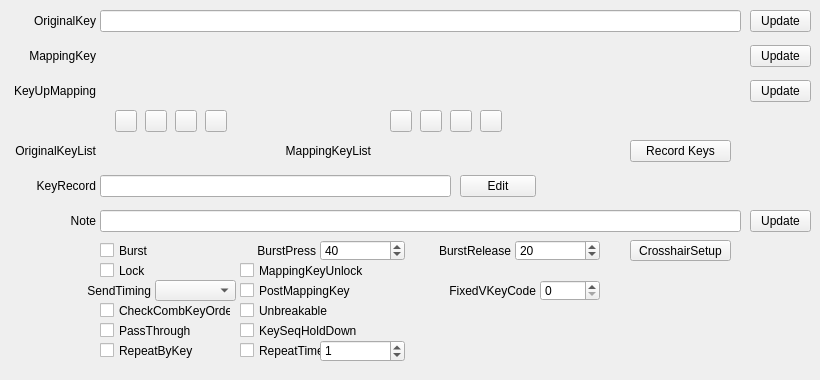
Above: QKeyMapper/qitemsetupdialog.ui from Zalafina/QKeyMapper before the change. Below: the same form after it.
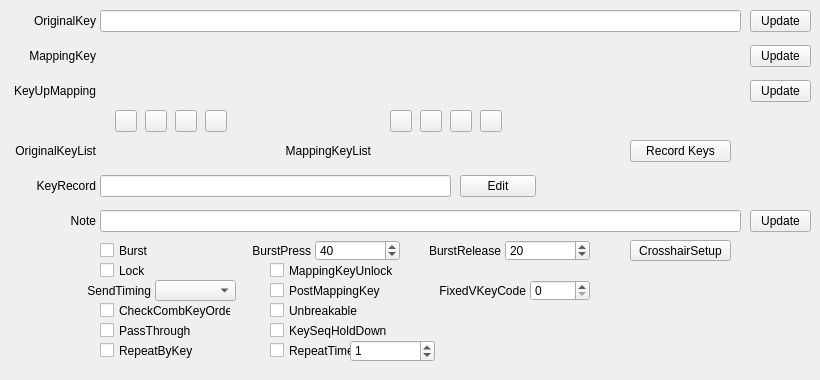
That is the form after the change.

The edit to the form file:
```diff
--- a/QKeyMapper/qitemsetupdialog.ui
+++ b/QKeyMapper/qitemsetupdialog.ui
@@ -91,7 +91,7 @@
   <widget class="QSpinBox" name="burstpressSpinBox">
    <property name="geometry">
     <rect>
-     <x>320</x>
+     <x>315</x>
      <y>240</y>
      <width>85</width>
      <height>21</height>
@@ -107,7 +107,7 @@
   <widget class="QLabel" name="burstpressLabel">
    <property name="geometry">
     <rect>
-     <x>235</x>
+     <x>230</x>
      <y>240</y>
      <width>81</width>
      <height>21</height>
@@ -125,7 +125,7 @@
     <rect>
      <x>410</x>
      <y>240</y>
-     <width>101</width>
+     <width>91</width>
      <height>21</height>
     </rect>
    </property>
@@ -139,7 +139,7 @@
   <widget class="QSpinBox" name="burstreleaseSpinBox">
    <property name="geometry">
     <rect>
-     <x>515</x>
+     <x>505</x>
      <y>240</y>
      <width>85</width>
      <height>21</height>
@@ -267,7 +267,7 @@
   <widget class="QCheckBox" name="keySeqHoldDownCheckBox">
    <property name="geometry">
     <rect>
-     <x>240</x>
+     <x>270</x>
      <y>320</y>
      <width>141</width>
      <height>21</height>
@@ -305,7 +305,7 @@
   <widget class="QCheckBox" name="repeatByTimesCheckBox">
    <property name="geometry">
     <rect>
-     <x>240</x>
+     <x>270</x>
      <y>340</y>
      <width>91</width>
      <height>21</height>
@@ -324,7 +324,7 @@
   <widget class="QSpinBox" name="repeatTimesSpinBox">
    <property name="geometry">
     <rect>
-     <x>320</x>
+     <x>350</x>
      <y>340</y>
      <width>85</width>
      <height>22</height>
@@ -385,7 +385,7 @@
   <widget class="QCheckBox" name="mappingKeyUnlockCheckBox">
    <property name="geometry">
     <rect>
-     <x>240</x>
+     <x>270</x>
      <y>260</y>
      <width>161</width>
      <height>21</height>
@@ -512,7 +512,7 @@
   <widget class="QCheckBox" name="unbreakableCheckBox">
    <property name="geometry">
     <rect>
-     <x>240</x>
+     <x>270</x>
      <y>300</y>
      <width>131</width>
      <height>21</height>
@@ -531,7 +531,7 @@
   <widget class="QCheckBox" name="postMappingKeyCheckBox">
    <property name="geometry">
     <rect>
-     <x>240</x>
+     <x>270</x>
      <y>280</y>
      <width>141</width>
      <height>21</height>
@@ -793,7 +793,7 @@
   <widget class="QSpinBox" name="fixedVKeyCodeSpinBox">
    <property name="geometry">
     <rect>
-     <x>540</x>
+     <x>530</x>
      <y>280</y>
      <width>60</width>
      <height>21</height>
@@ -806,9 +806,9 @@
   <widget class="QLabel" name="fixedVKeyCodeLabel">
    <property name="geometry">
     <rect>
-     <x>415</x>
+     <x>425</x>
      <y>280</y>
-     <width>121</width>
+     <width>101</width>
      <height>21</height>
     </rect>
    </property>
```
